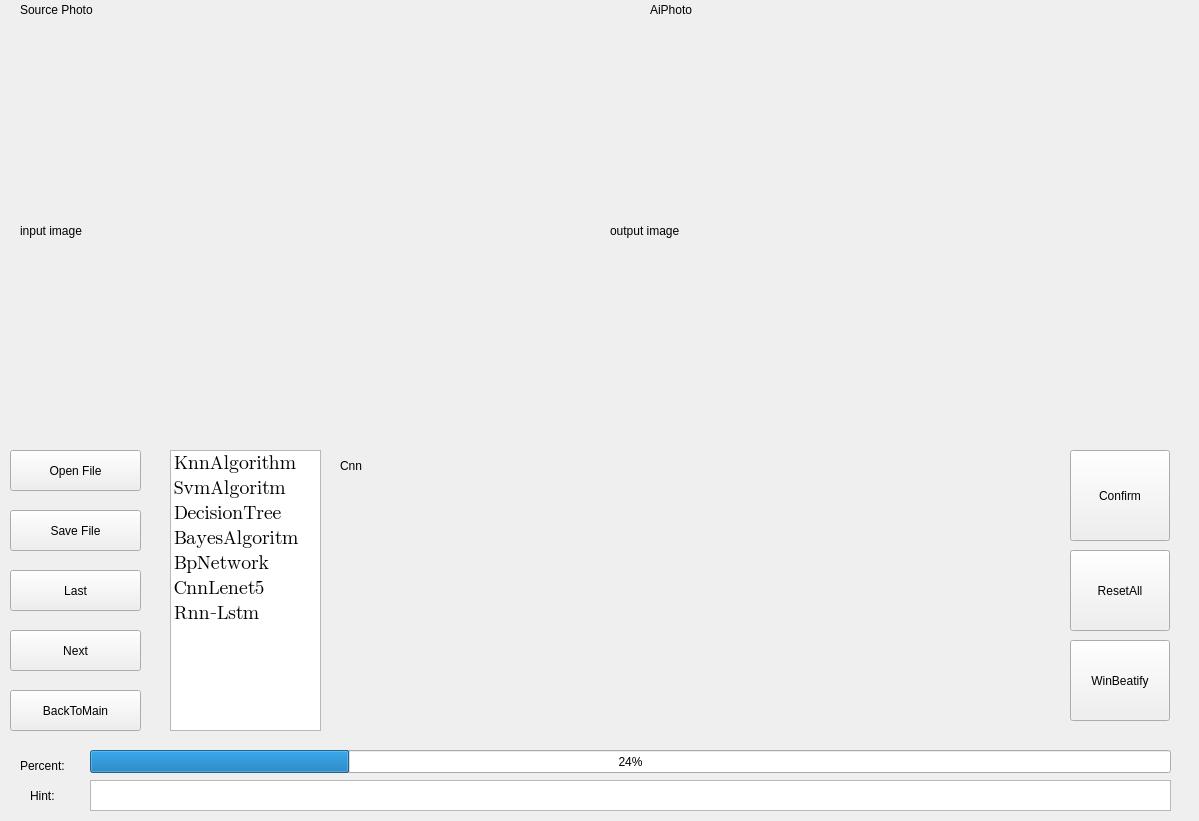
First picture: the form in helloworld/winaiphoto.ui, repository Abiggg/helloword, before the edit.
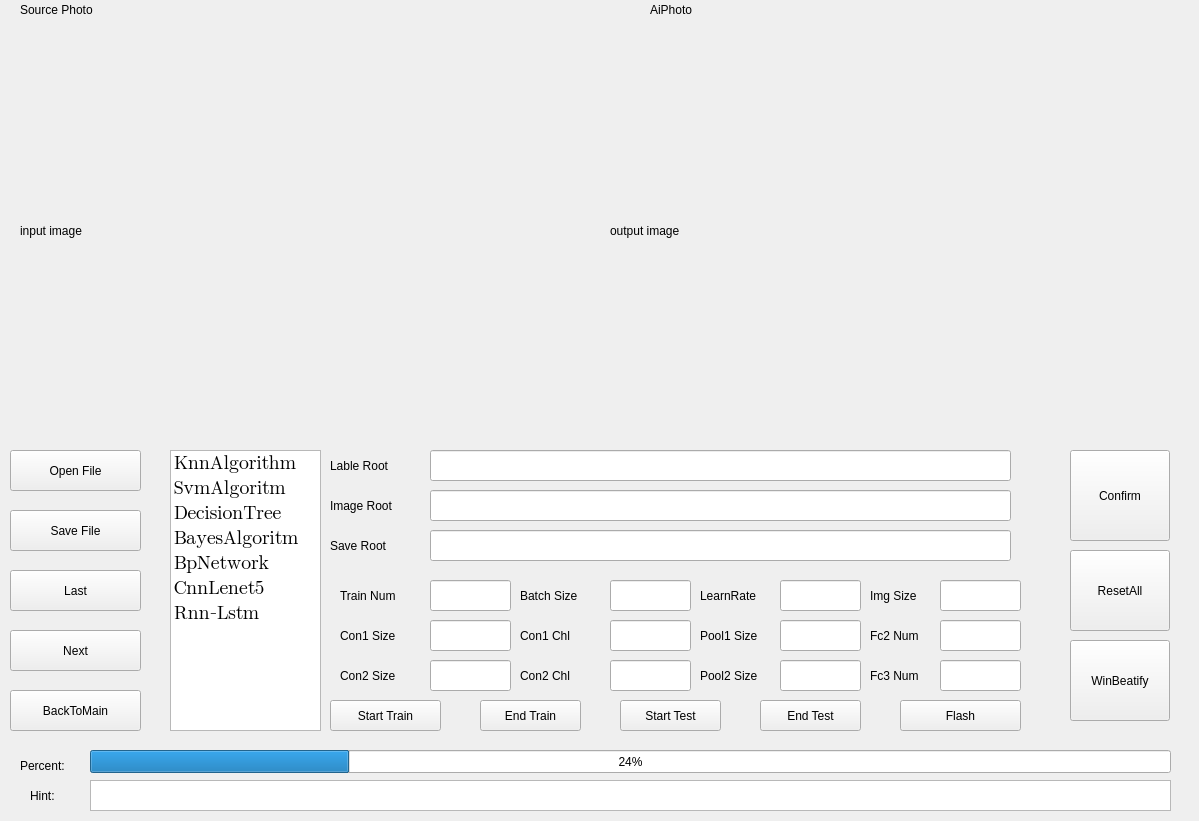
Second picture: the form after the edit. The open tabs and pages were chosen to show the change.

What changed in the file:
```diff
--- a/helloworld/winaiphoto.ui
+++ b/helloworld/winaiphoto.ui
@@ -571,17 +571,414 @@
     </widget>
    </widget>
    <widget class="QWidget" name="SwpCnnLet">
-    <widget class="QLabel" name="label_13">
+    <widget class="QLineEdit" name="LeLNetTrainNum">
      <property name="geometry">
       <rect>
-       <x>10</x>
+       <x>100</x>
+       <y>130</y>
+       <width>81</width>
+       <height>31</height>
+      </rect>
+     </property>
+    </widget>
+    <widget class="QLineEdit" name="LeLNetBatchSize">
+     <property name="geometry">
+      <rect>
+       <x>280</x>
+       <y>130</y>
+       <width>81</width>
+       <height>31</height>
+      </rect>
+     </property>
+    </widget>
+    <widget class="QLineEdit" name="LeLNetLearnRate">
+     <property name="geometry">
+      <rect>
+       <x>450</x>
+       <y>130</y>
+       <width>81</width>
+       <height>31</height>
+      </rect>
+     </property>
+    </widget>
+    <widget class="QLineEdit" name="LeLNetCon1Size">
+     <property name="geometry">
+      <rect>
+       <x>100</x>
+       <y>170</y>
+       <width>81</width>
+       <height>31</height>
+      </rect>
+     </property>
+    </widget>
+    <widget class="QLineEdit" name="LeLNetCon1Chl">
+     <property name="geometry">
+      <rect>
+       <x>280</x>
+       <y>170</y>
+       <width>81</width>
+       <height>31</height>
+      </rect>
+     </property>
+    </widget>
+    <widget class="QLineEdit" name="LeLNetPool1Size">
+     <property name="geometry">
+      <rect>
+       <x>450</x>
+       <y>170</y>
+       <width>81</width>
+       <height>31</height>
+      </rect>
+     </property>
+    </widget>
+    <widget class="QLabel" name="LbLNetFc2Num">
+     <property name="geometry">
+      <rect>
+       <x>540</x>
+       <y>170</y>
+       <width>91</width>
+       <height>31</height>
+      </rect>
+     </property>
+     <property name="text">
+      <string>Fc2 Num</string>
+     </property>
+    </widget>
+    <widget class="QLabel" name="LbLNetFc3Num">
+     <property name="geometry">
+      <rect>
+       <x>540</x>
+       <y>210</y>
+       <width>91</width>
+       <height>31</height>
+      </rect>
+     </property>
+     <property name="text">
+      <string>Fc3 Num</string>
+     </property>
+    </widget>
+    <widget class="QLineEdit" name="LeLNetImgSize">
+     <property name="geometry">
+      <rect>
+       <x>610</x>
+       <y>130</y>
+       <width>81</width>
+       <height>31</height>
+      </rect>
+     </property>
+    </widget>
+    <widget class="QLineEdit" name="LeLNetFc2Num">
+     <property name="geometry">
+      <rect>
+       <x>610</x>
+       <y>170</y>
+       <width>81</width>
+       <height>31</height>
+      </rect>
+     </property>
+    </widget>
+    <widget class="QLineEdit" name="LeLNetFc3Num">
+     <property name="geometry">
+      <rect>
+       <x>610</x>
+       <y>210</y>
+       <width>81</width>
+       <height>31</height>
+      </rect>
+     </property>
+    </widget>
+    <widget class="QLineEdit" name="LeLNetSaveRoot">
+     <property name="geometry">
+      <rect>
+       <x>100</x>
+       <y>80</y>
+       <width>581</width>
+       <height>31</height>
+      </rect>
+     </property>
+    </widget>
+    <widget class="QLabel" name="LbLNetSaveRoot">
+     <property name="geometry">
+      <rect>
+       <x>0</x>
+       <y>80</y>
+       <width>91</width>
+       <height>31</height>
+      </rect>
+     </property>
+     <property name="text">
+      <string>Save Root</string>
+     </property>
+    </widget>
+    <widget class="QLineEdit" name="LeLNetImgRoot">
+     <property name="geometry">
+      <rect>
+       <x>100</x>
+       <y>40</y>
+       <width>581</width>
+       <height>31</height>
+      </rect>
+     </property>
+    </widget>
+    <widget class="QLabel" name="LbLNetLbRoot">
+     <property name="geometry">
+      <rect>
+       <x>0</x>
        <y>0</y>
+       <width>91</width>
+       <height>31</height>
+      </rect>
+     </property>
+     <property name="text">
+      <string>Lable Root</string>
+     </property>
+    </widget>
+    <widget class="QLineEdit" name="LeLNetLbRoot">
+     <property name="geometry">
+      <rect>
+       <x>100</x>
+       <y>0</y>
+       <width>581</width>
+       <height>31</height>
+      </rect>
+     </property>
+    </widget>
+    <widget class="QLabel" name="LbLNetImgRoot">
+     <property name="geometry">
+      <rect>
+       <x>0</x>
+       <y>40</y>
+       <width>91</width>
+       <height>31</height>
+      </rect>
+     </property>
+     <property name="text">
+      <string>Image Root</string>
+     </property>
+    </widget>
+    <widget class="QLabel" name="LbLNetTrainNum">
+     <property name="geometry">
+      <rect>
+       <x>10</x>
+       <y>130</y>
+       <width>91</width>
+       <height>31</height>
+      </rect>
+     </property>
+     <property name="text">
+      <string>Train Num</string>
+     </property>
+    </widget>
+    <widget class="QLabel" name="LbLNetCon1Size">
+     <property name="geometry">
+      <rect>
+       <x>10</x>
+       <y>170</y>
+       <width>91</width>
+       <height>31</height>
+      </rect>
+     </property>
+     <property name="text">
+      <string>Con1 Size</string>
+     </property>
+    </widget>
+    <widget class="QLabel" name="LbLNetBtSize">
+     <property name="geometry">
+      <rect>
+       <x>190</x>
+       <y>130</y>
+       <width>91</width>
+       <height>31</height>
+      </rect>
+     </property>
+     <property name="text">
+      <string>Batch Size</string>
+     </property>
+    </widget>
+    <widget class="QLabel" name="LbLNetLearnRate">
+     <property name="geometry">
+      <rect>
+       <x>370</x>
+       <y>130</y>
+       <width>91</width>
+       <height>31</height>
+      </rect>
+     </property>
+     <property name="text">
+      <string>LearnRate</string>
+     </property>
+    </widget>
+    <widget class="QLabel" name="LbLNetImgSize">
+     <property name="geometry">
+      <rect>
+       <x>540</x>
+       <y>130</y>
        <width>71</width>
        <height>31</height>
       </rect>
      </property>
      <property name="text">
-      <string>Cnn</string>
+      <string>Img Size</string>
+     </property>
+    </widget>
+    <widget class="QLabel" name="LbLNetCon1Chl">
+     <property name="geometry">
+      <rect>
+       <x>190</x>
+       <y>170</y>
+       <width>91</width>
+       <height>31</height>
+      </rect>
+     </property>
+     <property name="text">
+      <string>Con1 Chl</string>
+     </property>
+    </widget>
+    <widget class="QLabel" name="LbLNetPoolSize">
+     <property name="geometry">
+      <rect>
+       <x>370</x>
+       <y>170</y>
+       <width>91</width>
+       <height>31</height>
+      </rect>
+     </property>
+     <property name="text">
+      <string>Pool1 Size</string>
+     </property>
+    </widget>
+    <widget class="QLineEdit" name="LeLNetCon2Size">
+     <property name="geometry">
+      <rect>
+       <x>100</x>
+       <y>210</y>
+       <width>81</width>
+       <height>31</height>
+      </rect>
+     </property>
+    </widget>
+    <widget class="QLineEdit" name="LeLNetCon2Chl">
+     <property name="geometry">
+      <rect>
+       <x>280</x>
+       <y>210</y>
+       <width>81</width>
+       <height>31</height>
+      </rect>
+     </property>
+    </widget>
+    <widget class="QLineEdit" name="LeLNetPool2Size">
+     <property name="geometry">
+      <rect>
+       <x>450</x>
+       <y>210</y>
+       <width>81</width>
+       <height>31</height>
+      </rect>
+     </property>
+    </widget>
+    <widget class="QPushButton" name="PbLNetStartTest">
+     <property name="geometry">
+      <rect>
+       <x>290</x>
+       <y>250</y>
+       <width>101</width>
+       <height>31</height>
+      </rect>
+     </property>
+     <property name="text">
+      <string>Start Test</string>
+     </property>
+    </widget>
+    <widget class="QPushButton" name="PbLNetEndTrain">
+     <property name="geometry">
+      <rect>
+       <x>150</x>
+       <y>250</y>
+       <width>101</width>
+       <height>31</height>
+      </rect>
+     </property>
+     <property name="text">
+      <string>End Train</string>
+     </property>
+    </widget>
+    <widget class="QPushButton" name="PbLNetEndTest">
+     <property name="geometry">
+      <rect>
+       <x>430</x>
+       <y>250</y>
+       <width>101</width>
+       <height>31</height>
+      </rect>
+     </property>
+     <property name="text">
+      <string>End Test</string>
+     </property>
+    </widget>
+    <widget class="QPushButton" name="PbLNetFlash">
+     <property name="geometry">
+      <rect>
+       <x>570</x>
+       <y>250</y>
+       <width>121</width>
+       <height>31</height>
+      </rect>
+     </property>
+     <property name="text">
+      <string>Flash</string>
+     </property>
+    </widget>
+    <widget class="QPushButton" name="PbLNetStartTrain">
+     <property name="geometry">
+      <rect>
+       <x>0</x>
+       <y>250</y>
+       <width>111</width>
+       <height>31</height>
+      </rect>
+     </property>
+     <property name="text">
+      <string>Start Train</string>
+     </property>
+    </widget>
+    <widget class="QLabel" name="LbLNetCon2Size">
+     <property name="geometry">
+      <rect>
+       <x>10</x>
+       <y>210</y>
+       <width>91</width>
+       <height>31</height>
+      </rect>
+     </property>
+     <property name="text">
+      <string>Con2 Size</string>
+     </property>
+    </widget>
+    <widget class="QLabel" name="LbLNetCon2Chl">
+     <property name="geometry">
+      <rect>
+       <x>190</x>
+       <y>210</y>
+       <width>91</width>
+       <height>31</height>
+      </rect>
+     </property>
+     <property name="text">
+      <string>Con2 Chl</string>
+     </property>
+    </widget>
+    <widget class="QLabel" name="LbLNetPool2Size">
+     <property name="geometry">
+      <rect>
+       <x>370</x>
+       <y>210</y>
+       <width>91</width>
+       <height>31</height>
+      </rect>
+     </property>
+     <property name="text">
+      <string>Pool2 Size</string>
      </property>
     </widget>
    </widget>
```
Left out of the diff: 41 changed lines with no effect on the pictures.
